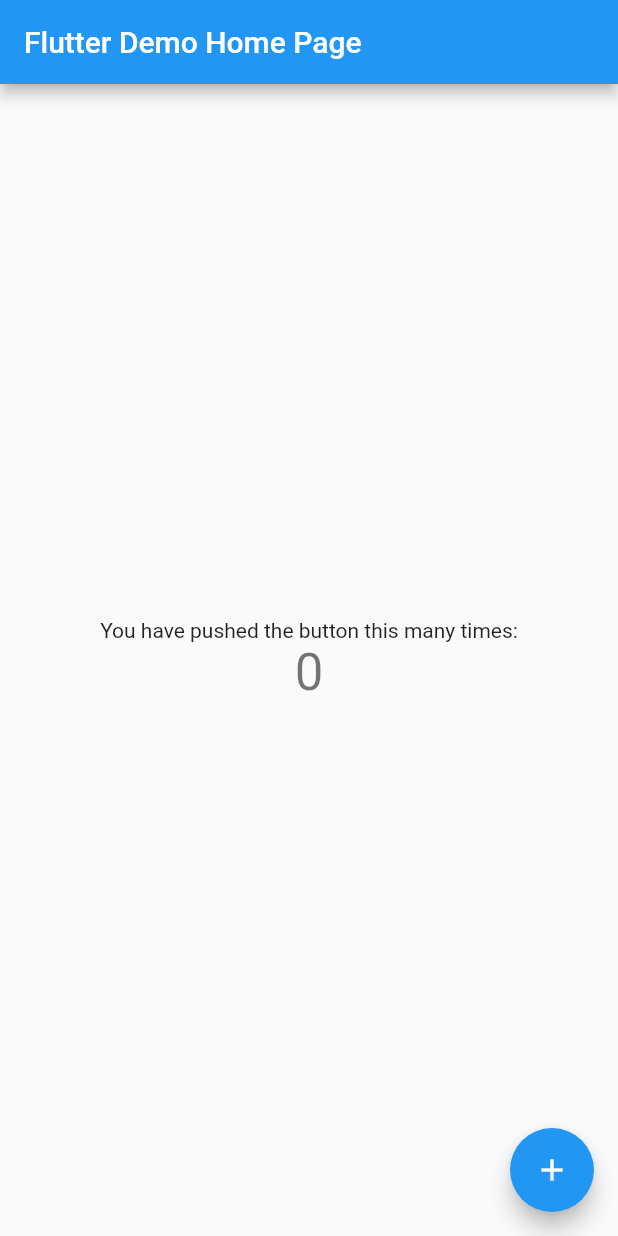
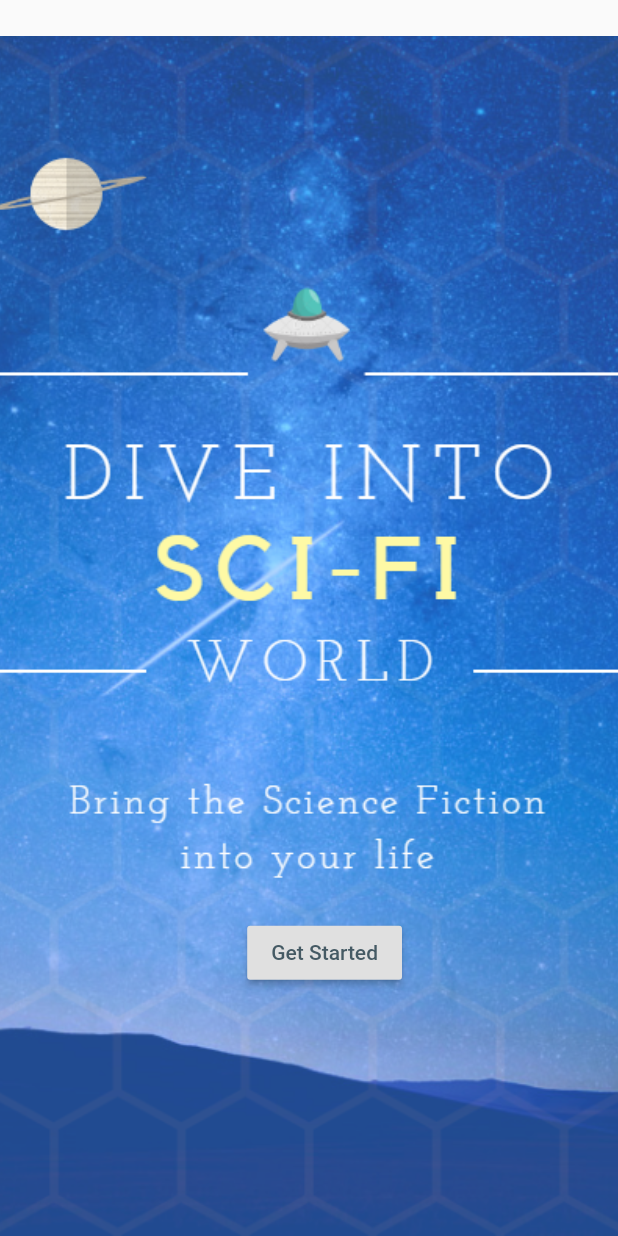
Before and after one commit to nishantsubedi/scifiworld, a Flutter app: the screen it shows after launch, on a phone screen of 412 x 824 dp. Run offline on Flutter 3.47's test engine with Material 2 defaults, Android fonts, the phone set to English and light mode, and no system bars.

Commit message:
homepage created

```diff
--- a/lib/main.dart
+++ b/lib/main.dart
@@ -1,4 +1,5 @@
 import 'package:flutter/material.dart';
+import 'package:scifiworld/pages/homepage/homepage.dart';
 
 void main() => runApp(new MyApp());
 
@@ -7,103 +8,11 @@ class MyApp extends StatelessWidget {
   @override
   Widget build(BuildContext context) {
     return new MaterialApp(
-      title: 'Flutter Demo',
+      title: 'Scifi World',
       theme: new ThemeData(
-        // This is the theme of your application.
-        //
-        // Try running your application with "flutter run". You'll see the
-        // application has a blue toolbar. Then, without quitting the app, try
-        // changing the primarySwatch below to Colors.green and then invoke
-        // "hot reload" (press "r" in the console where you ran "flutter run",
-        // or press Run > Flutter Hot Reload in IntelliJ). Notice that the
-        // counter didn't reset back to zero; the application is not restarted.
         primarySwatch: Colors.blue,
       ),
-      home: new MyHomePage(title: 'Flutter Demo Home Page'),
+      home: HomePage(),
     );
   }
 }
-
-class MyHomePage extends StatefulWidget {
-  MyHomePage({Key key, this.title}) : super(key: key);
-
-  // This widget is the home page of your application. It is stateful, meaning
-  // that it has a State object (defined below) that contains fields that affect
-  // how it looks.
-
-  // This class is the configuration for the state. It holds the values (in this
-  // case the title) provided by the parent (in this case the App widget) and
-  // used by the build method of the State. Fields in a Widget subclass are
-  // always marked "final".
-
-  final String title;
-
-  @override
-  _MyHomePageState createState() => new _MyHomePageState();
-}
-
-class _MyHomePageState extends State<MyHomePage> {
-  int _counter = 0;
-
-  void _incrementCounter() {
-    setState(() {
-      // This call to setState tells the Flutter framework that something has
-      // changed in this State, which causes it to rerun the build method below
-      // so that the display can reflect the updated values. If we changed
-      // _counter without calling setState(), then the build method would not be
-      // called again, and so nothing would appear to happen.
-      _counter++;
-    });
-  }
-
-  @override
-  Widget build(BuildContext context) {
-    // This method is rerun every time setState is called, for instance as done
-    // by the _incrementCounter method above.
-    //
-    // The Flutter framework has been optimized to make rerunning build methods
-    // fast, so that you can just rebuild anything that needs updating rather
-    // than having to individually change instances of widgets.
-    return new Scaffold(
-      appBar: new AppBar(
-        // Here we take the value from the MyHomePage object that was created by
-        // the App.build method, and use it to set our appbar title.
-        title: new Text(widget.title),
-      ),
-      body: new Center(
-        // Center is a layout widget. It takes a single child and positions it
-        // in the middle of the parent.
-        child: new Column(
-          // Column is also layout widget. It takes a list of children and
-          // arranges them vertically. By default, it sizes itself to fit its
-          // children horizontally, and tries to be as tall as its parent.
-          //
-          // Invoke "debug paint" (press "p" in the console where you ran
-          // "flutter run", or select "Toggle Debug Paint" from the Flutter tool
-          // window in IntelliJ) to see the wireframe for each widget.
-          //
-          // Column has various properties to control how it sizes itself and
-          // how it positions its children. Here we use mainAxisAlignment to
-          // center the children vertically; the main axis here is the vertical
-          // axis because Columns are vertical (the cross axis would be
-          // horizontal).
-          mainAxisAlignment: MainAxisAlignment.center,
-          children: <Widget>[
-            new Text(
-              'You have pushed the button this many times:',
-            ),
-            new Text(
-              '$_counter',
-              style: Theme.of(context).textTheme.display1,
-            ),
-          ],
-        ),
-      ),
-      floatingActionButton: new FloatingActionButton(
-        onPressed: _incrementCounter,
-        tooltip: 'Increment',
-        child: new Icon(Icons.add),
-      ), // This trailing comma makes auto-formatting nicer for build methods.
-    );
-  }
-}
--- /dev/null
+++ b/lib/pages/homepage/homepage.dart
@@ -0,0 +1,90 @@
+import 'dart:async';
+import 'dart:io';
+
+import 'package:flutter/material.dart';
+
+class HomePage extends StatefulWidget {
+  HomePage({Key key}) : super(key: key);
+  @override
+  State<StatefulWidget> createState() => _HomePage();
+}
+
+class _HomePage extends State<HomePage> {
+  GlobalKey<ScaffoldState> _scaffoldKey = new GlobalKey();
+
+  @override
+  Widget build(BuildContext context) {
+    return WillPopScope(
+      onWillPop: () {
+        _backButtonClicked();
+      },
+      child: Scaffold(
+        key: _scaffoldKey,
+        // appBar: AppBar(),
+        body: _buildHomeStack(),
+      ),
+    );
+  }
+
+  Widget _buildHomeStack() {
+    return Stack(
+      children: <Widget>[
+        Container(
+          padding: EdgeInsets.only(top: 24.0),
+          child: Image.asset(
+            "images/home.png",
+            height: MediaQuery.of(context).size.height,
+            fit: BoxFit.cover,
+          ),
+        ),
+        Positioned(
+          bottom: MediaQuery.of(context).size.height * 0.2,
+          left: MediaQuery.of(context).size.width * 0.4,
+          child: Container(
+            child: RaisedButton(
+              child: Text('Get Started', style: TextStyle(color:Colors.blueGrey.shade700),),
+              splashColor: Colors.blueGrey.shade200,
+              onPressed: (){},
+            ),
+          ),
+        )
+      ],
+    );
+  }
+
+  Future<Null> _backButtonClicked() async {
+    return showDialog<Null>(
+      context: context,
+      barrierDismissible: false, // user must tap button!
+      builder: (BuildContext context) {
+        return new AlertDialog(
+          title: new Text(
+            'Confirmation',
+            style: TextStyle(color: Theme.of(context).primaryColor),
+          ),
+          content: new SingleChildScrollView(
+            child: new ListBody(
+              children: <Widget>[
+                new Text('Are you sure to exit the application?'),
+              ],
+            ),
+          ),
+          actions: <Widget>[
+            new FlatButton(
+              child: new Text('Okay'),
+              onPressed: () {
+                exit(0);
+              },
+            ),
+            new FlatButton(
+              child: new Text('Cancel'),
+              onPressed: () {
+                Navigator.of(context).pop();
+              },
+            ),
+          ],
+        );
+      },
+    );
+  }
+}
--- a/pubspec.yaml
+++ b/pubspec.yaml
@@ -37,8 +37,8 @@ flutter:
   uses-material-design: true
 
   # To add assets to your application, add an assets section, like this:
-  # assets:
-  #  - images/a_dot_burr.jpeg
+  assets:
+   - images/home.png
   #  - images/a_dot_ham.jpeg
 
   # An image asset can refer to one or more resolution-specific "variants", see
```
Also changed, not shown: images/home.png (added), lib/pages/dashboard/dashboard.dart (added).
